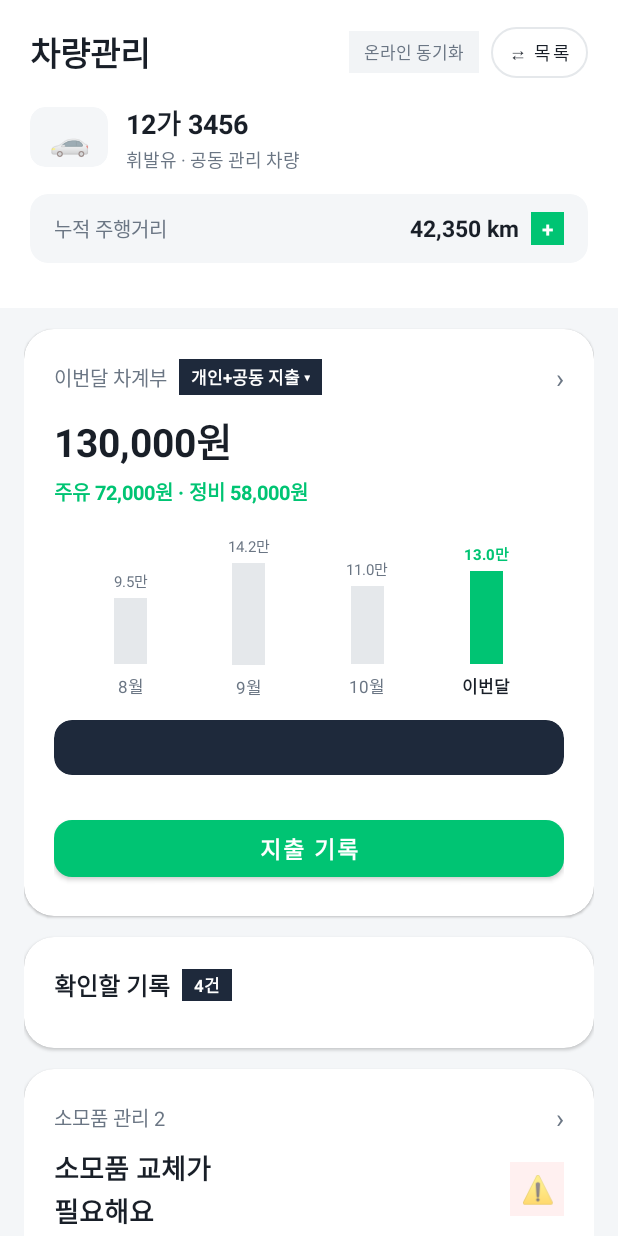
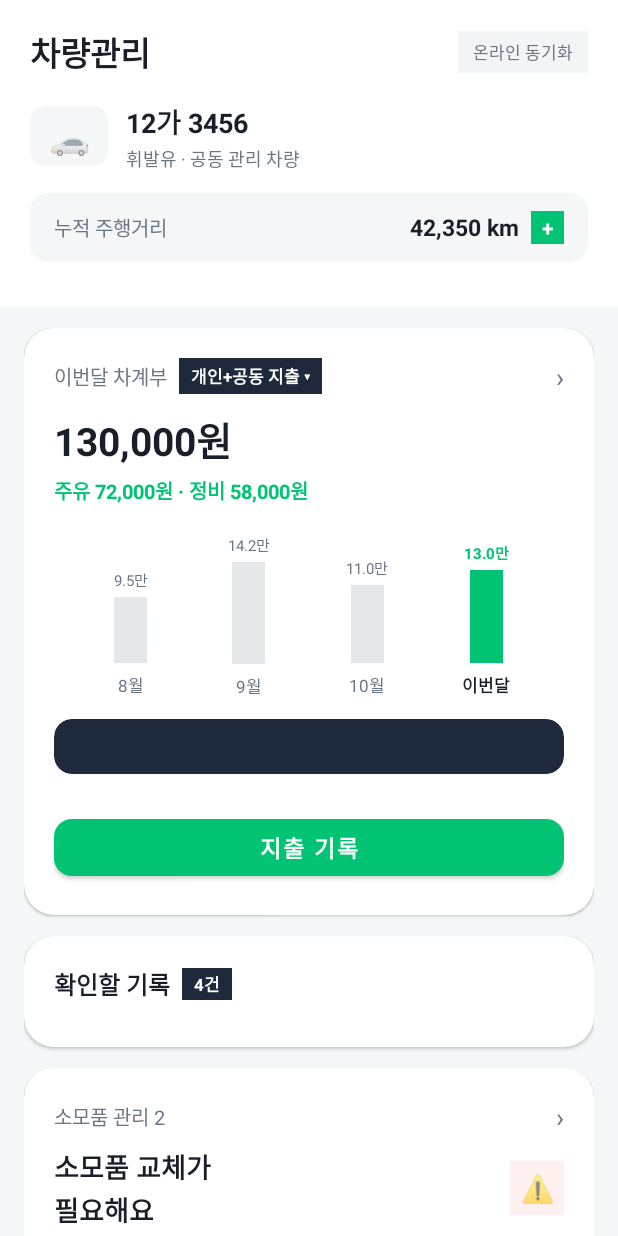
Before and after one commit to thstnqls/mobile-app-fuelog, an Android app: the fragment M03VehicleHomeFragment shown on its own in the app's theme, on a phone screen of 412 x 824 dp. Run offline under Robolectric (Android 15) with nearby library versions, the phone set to English and light mode, and no system bars; 2 statements that could not run were skipped.

Commit message:
fix: 차량 변경 코드 정리

```diff
--- a/app/src/main/res/layout/fragment_m03_vehicle_home.xml
+++ b/app/src/main/res/layout/fragment_m03_vehicle_home.xml
@@ -43,7 +43,6 @@
                     android:id="@+id/tv_m03_sync_status"
                     android:layout_width="wrap_content"
                     android:layout_height="wrap_content"
-                    android:layout_marginEnd="8dp"
                     android:background="@color/fuelog_info_bg"
                     android:clickable="true"
                     android:focusable="true"
@@ -52,21 +51,6 @@
                     android:text="온라인 동기화"
                     android:textColor="@color/fuelog_text_secondary"
                     android:textSize="11sp" />
-
-                <com.google.android.material.button.MaterialButton
-                    android:id="@+id/btn_m03_change_vehicle"
-                    style="@style/Widget.MaterialComponents.Button.OutlinedButton"
-                    android:layout_width="wrap_content"
-                    android:layout_height="34dp"
-                    android:insetTop="0dp"
-                    android:insetBottom="0dp"
-                    android:minWidth="0dp"
-                    android:paddingHorizontal="12dp"
-                    android:text="⇄ 목록"
-                    android:textColor="@color/fuelog_text_primary"
-                    android:textSize="12sp"
-                    app:cornerRadius="17dp"
-                    app:strokeColor="@color/fuelog_border" />
             </LinearLayout>
 
             <!-- 스와이프 가능한 차량 상단 카드 영역 (좌우 스와이프로 차량 전환) -->
```
Also changed, not shown: app/src/main/java/com/pleos/mobile_app_fuelog/ui/main/M03VehicleHomeFragment.java (+1 -11 lines).
